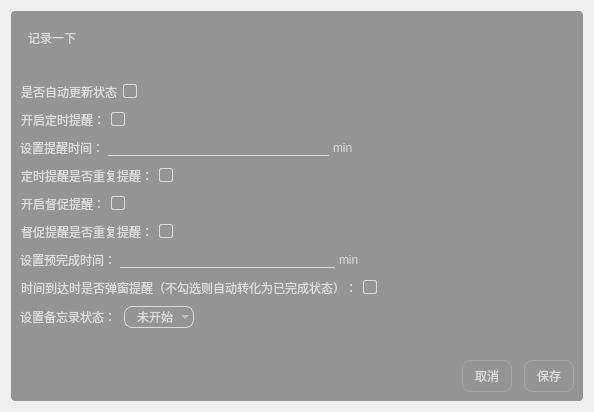
LazyStars/Memo, file src/dialogs/edittextdialog.ui: the form before one commit.
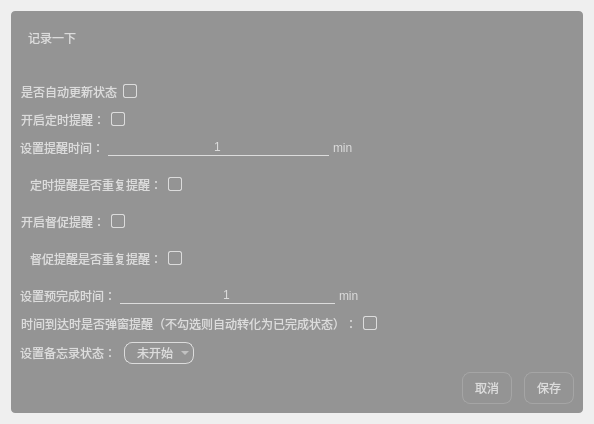
The form after the commit. Icons and pictures are not drawn.

The edit to the form file:
```diff
--- a/src/dialogs/edittextdialog.ui
+++ b/src/dialogs/edittextdialog.ui
@@ -426,6 +426,9 @@
                </item>
                <item>
                 <widget class="QLineEdit" name="lineEdit_timing">
+                 <property name="text">
+                  <string>1</string>
+                 </property>
                  <property name="alignment">
                   <set>Qt::AlignCenter</set>
                  </property>
@@ -457,6 +460,7 @@
            </widget>
           </item>
           <item>
+           <widget class="QWidget" name="widget_repeat">
            <layout class="QHBoxLayout" name="horizontalLayout_8">
             <item>
              <widget class="QCheckBox" name="cb_repeat">
@@ -485,6 +489,7 @@
              </spacer>
             </item>
            </layout>
+           </widget>
           </item>
           <item>
            <layout class="QHBoxLayout" name="horizontalLayout_9">
@@ -514,6 +519,7 @@
            </layout>
           </item>
           <item>
+           <widget class="QWidget" name="widget_repeat_urge">
            <layout class="QHBoxLayout" name="horizontalLayout_13">
             <item>
              <widget class="QCheckBox" name="cb_repeat_urge">
@@ -542,6 +548,7 @@
              </spacer>
             </item>
            </layout>
+           </widget>
           </item>
           <item>
            <widget class="QWidget" name="widget_2" native="true">
@@ -578,6 +585,9 @@
                </item>
                <item>
                 <widget class="QLineEdit" name="lineEdit_urge">
+                 <property name="text">
+                  <string>1</string>
+                 </property>
                  <property name="alignment">
                   <set>Qt::AlignCenter</set>
                  </property>
```
Left out of the diff: 3 changed lines with no effect on the pictures. Lines whose indentation alone changed are shown as unchanged.
